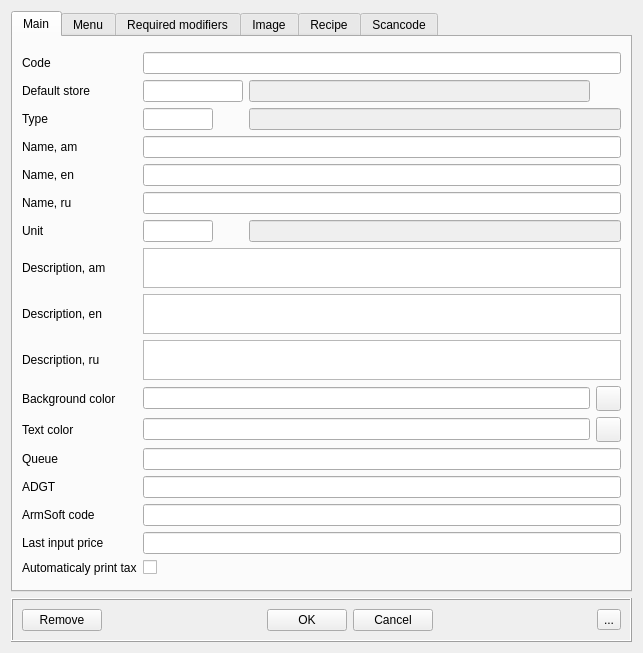
End1-1/Resort-2, file RowEditor/rerestdish.ui: the form before one commit.
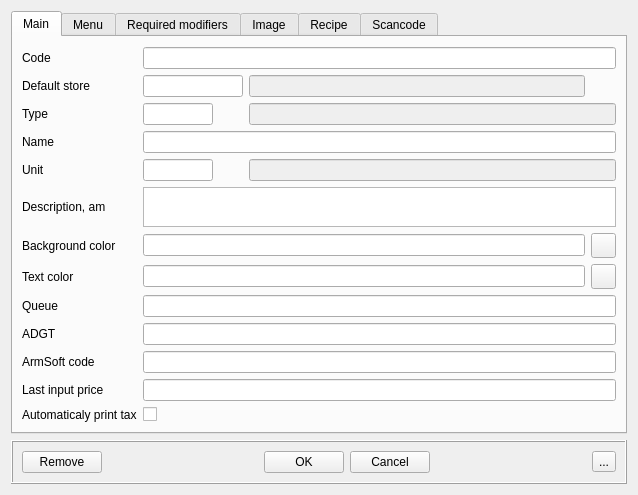
The form after the commit. Icons and pictures are not drawn. Custom widgets are drawn as their Qt base class.

```diff
--- a/RowEditor/rerestdish.ui
+++ b/RowEditor/rerestdish.ui
@@ -6,8 +6,8 @@
    <rect>
     <x>0</x>
     <y>0</y>
-    <width>643</width>
-    <height>653</height>
+    <width>638</width>
+    <height>471</height>
    </rect>
   </property>
   <property name="windowTitle">
@@ -26,55 +26,40 @@
       <layout class="QVBoxLayout" name="verticalLayout_2">
        <item>
         <layout class="QGridLayout" name="gridLayout">
-         <item row="1" column="2">
-          <widget class="EQLineEdit" name="leDefStoreName">
-           <property name="enabled">
-            <bool>false</bool>
+         <item row="5" column="1" colspan="3">
+          <widget class="EQTextEdit" name="teAm">
+           <property name="maximumSize">
+            <size>
+             <width>16777215</width>
+             <height>40</height>
+            </size>
            </property>
-          </widget>
-         </item>
-         <item row="3" column="0">
-          <widget class="QLabel" name="label_4">
-           <property name="text">
-            <string>Name, am</string>
+           <property name="Field" stdset="0">
+            <string>f_text_en</string>
            </property>
           </widget>
          </item>
-         <item row="2" column="0">
-          <widget class="QLabel" name="label_3">
-           <property name="text">
-            <string>Type</string>
+         <item row="8" column="1" colspan="3">
+          <widget class="EQLineEdit" name="leQueue">
+           <property name="Field" stdset="0">
+            <string>f_queue</string>
            </property>
           </widget>
          </item>
-         <item row="0" column="0">
-          <widget class="QLabel" name="label">
-           <property name="text">
-            <string>Code</string>
+         <item row="3" column="1" colspan="3">
+          <widget class="EQLineEdit" name="leNameAm">
+           <property name="Field" stdset="0">
+            <string>f_en</string>
            </property>
           </widget>
          </item>
-         <item row="11" column="0">
-          <widget class="QLabel" name="label_11">
-           <property name="text">
-            <string>Text color</string>
-           </property>
-          </widget>
-         </item>
-         <item row="12" column="0">
+         <item row="8" column="0">
           <widget class="QLabel" name="label_12">
            <property name="text">
             <string>Queue</string>
            </property>
           </widget>
          </item>
-         <item row="9" column="0">
-          <widget class="QLabel" name="label_9">
-           <property name="text">
-            <string>Description, ru</string>
-           </property>
-          </widget>
-         </item>
          <item row="2" column="2" colspan="2">
           <widget class="EQLineEdit" name="leTypeName">
            <property name="enabled">
@@ -88,6 +73,53 @@
            </property>
           </widget>
          </item>
+         <item row="7" column="3">
+          <widget class="QPushButton" name="btnTextColor">
+           <property name="minimumSize">
+            <size>
+             <width>25</width>
+             <height>25</height>
+            </size>
+           </property>
+           <property name="maximumSize">
+            <size>
+             <width>25</width>
+             <height>25</height>
+            </size>
+           </property>
+           <property name="focusPolicy">
+            <enum>Qt::NoFocus</enum>
+           </property>
+           <property name="text">
+            <string/>
+           </property>
+           <property name="icon">
+            <iconset resource="../Resort/res.qrc">
+             <normaloff>:/images/selection.png</normaloff>:/images/selection.png</iconset>
+           </property>
+          </widget>
+         </item>
+         <item row="1" column="0">
+          <widget class="QLabel" name="label_18">
+           <property name="text">
+            <string>Default store</string>
+           </property>
+          </widget>
+         </item>
+         <item row="2" column="0">
+          <widget class="QLabel" name="label_3">
+           <property name="text">
+            <string>Type</string>
+           </property>
+          </widget>
+         </item>
+         <item row="4" column="2" colspan="2">
+          <widget class="EQLineEdit" name="leUnitName">
+           <property name="enabled">
+            <bool>false</bool>
+           </property>
+          </widget>
+         </item>
          <item row="0" column="1" colspan="3">
           <widget class="EQLineEdit" name="leCode">
            <property name="focusPolicy">
@@ -104,135 +136,54 @@
            </property>
           </widget>
          </item>
-         <item row="10" column="0">
+         <item row="7" column="0">
+          <widget class="QLabel" name="label_11">
+           <property name="text">
+            <string>Text color</string>
+           </property>
+          </widget>
+         </item>
+         <item row="6" column="3">
+          <widget class="QPushButton" name="btnBgColor">
+           <property name="minimumSize">
+            <size>
+             <width>25</width>
+             <height>25</height>
+            </size>
+           </property>
+           <property name="maximumSize">
+            <size>
+             <width>25</width>
+             <height>25</height>
+            </size>
+           </property>
+           <property name="focusPolicy">
+            <enum>Qt::NoFocus</enum>
+           </property>
+           <property name="text">
+            <string/>
+           </property>
+           <property name="icon">
+            <iconset resource="../Resort/res.qrc">
+             <normaloff>:/images/selection.png</normaloff>:/images/selection.png</iconset>
+           </property>
+          </widget>
+         </item>
+         <item row="6" column="0">
           <widget class="QLabel" name="label_10">
            <property name="text">
             <string>Background color</string>
            </property>
           </widget>
          </item>
-         <item row="8" column="0">
-          <widget class="QLabel" name="label_8">
-           <property name="text">
-            <string>Description, en</string>
-           </property>
-          </widget>
-         </item>
-         <item row="4" column="1" colspan="3">
-          <widget class="EQLineEdit" name="leNameEn">
-           <property name="Field" stdset="0">
-            <string>f_en</string>
-           </property>
-          </widget>
-         </item>
-         <item row="10" column="3">
-          <widget class="QPushButton" name="btnBgColor">
-           <property name="minimumSize">
-            <size>
-             <width>25</width>
-             <height>25</height>
-            </size>
-           </property>
-           <property name="maximumSize">
-            <size>
-             <width>25</width>
-             <height>25</height>
-            </size>
-           </property>
-           <property name="focusPolicy">
-            <enum>Qt::NoFocus</enum>
-           </property>
-           <property name="text">
-            <string/>
-           </property>
-           <property name="icon">
-            <iconset resource="../Resort/res.qrc">
-             <normaloff>:/images/selection.png</normaloff>:/images/selection.png</iconset>
-           </property>
-          </widget>
-         </item>
-         <item row="11" column="3">
-          <widget class="QPushButton" name="btnTextColor">
-           <property name="minimumSize">
-            <size>
-             <width>25</width>
-             <height>25</height>
-            </size>
-           </property>
-           <property name="maximumSize">
-            <size>
-             <width>25</width>
-             <height>25</height>
-            </size>
-           </property>
-           <property name="focusPolicy">
-            <enum>Qt::NoFocus</enum>
-           </property>
-           <property name="text">
-            <string/>
-           </property>
-           <property name="icon">
-            <iconset resource="../Resort/res.qrc">
-             <normaloff>:/images/selection.png</normaloff>:/images/selection.png</iconset>
-           </property>
-          </widget>
-         </item>
-         <item row="3" column="1" colspan="3">
-          <widget class="EQLineEdit" name="leNameAm">
-           <property name="Field" stdset="0">
-            <string>f_am</string>
-           </property>
-          </widget>
-         </item>
-         <item row="11" column="1" colspan="2">
-          <widget class="EColorLineEdit" name="leTextColor">
-           <property name="readOnly">
-            <bool>true</bool>
-           </property>
-           <property name="Field" stdset="0">
-            <string>f_textColor</string>
-           </property>
-          </widget>
-         </item>
-         <item row="16" column="1">
-          <widget class="QCheckBox" name="chAutoPrintTax">
-           <property name="text">
-            <string/>
-           </property>
-          </widget>
-         </item>
-         <item row="5" column="1" colspan="3">
-          <widget class="EQLineEdit" name="leNameRu">
-           <property name="Field" stdset="0">
-            <string>f_ru</string>
-           </property>
-          </widget>
-         </item>
-         <item row="16" column="0">
-          <widget class="QLabel" name="label_16">
-           <property name="text">
-            <string>Automaticaly print tax</string>
-           </property>
-          </widget>
-         </item>
-         <item row="10" column="1" colspan="2">
-          <widget class="EColorLineEdit" name="leBgColor">
-           <property name="readOnly">
-            <bool>true</bool>
-           </property>
-           <property name="Field" stdset="0">
-            <string>f_bgColor</string>
-           </property>
-          </widget>
-         </item>
          <item row="5" column="0">
-          <widget class="QLabel" name="label_6">
+          <widget class="QLabel" name="label_7">
            <property name="text">
-            <string>Name, ru</string>
+            <string>Description, am</string>
            </property>
           </widget>
          </item>
-         <item row="6" column="1">
+         <item row="4" column="1">
           <widget class="EQLineEdit" name="leUnitCode">
            <property name="maximumSize">
             <size>
@@ -242,97 +193,20 @@
            </property>
           </widget>
          </item>
-         <item row="6" column="2" colspan="2">
-          <widget class="EQLineEdit" name="leUnitName">
-           <property name="enabled">
-            <bool>false</bool>
-           </property>
-          </widget>
-         </item>
-         <item row="6" column="0">
+         <item row="4" column="0">
           <widget class="QLabel" name="label_17">
            <property name="text">
             <string>Unit</string>
            </property>
           </widget>
          </item>
-         <item row="7" column="0">
-          <widget class="QLabel" name="label_7">
+         <item row="0" column="0">
+          <widget class="QLabel" name="label">
            <property name="text">
-            <string>Description, am</string>
+            <string>Code</string>
            </property>
           </widget>
          </item>
-         <item row="12" column="1" colspan="3">
-          <widget class="EQLineEdit" name="leQueue">
-           <property name="Field" stdset="0">
-            <string>f_queue</string>
-           </property>
-          </widget>
-         </item>
-         <item row="7" column="1" colspan="3">
-          <widget class="EQTextEdit" name="teAm">
-           <property name="maximumSize">
-            <size>
-             <width>16777215</width>
-             <height>40</height>
-            </size>
-           </property>
-           <property name="Field" stdset="0">
-            <string>f_text_am</string>
-           </property>
-          </widget>
-         </item>
-         <item row="8" column="1" colspan="3">
-          <widget class="EQTextEdit" name="teEn">
-           <property name="maximumSize">
-            <size>
-             <width>16777215</width>
-             <height>40</height>
-            </size>
-           </property>
-           <property name="Field" stdset="0">
-            <string>f_text_en</string>
-           </property>
-          </widget>
-         </item>
-         <item row="14" column="0">
-          <widget class="QLabel" name="label_14">
-           <property name="text">
-            <string>ArmSoft code</string>
-           </property>
-          </widget>
-         </item>
-         <item row="13" column="0">
-          <widget class="QLabel" name="label_13">
-           <property name="text">
-            <string>ADGT</string>
-           </property>
-          </widget>
-         </item>
-         <item row="9" column="1" colspan="3">
-          <widget class="EQTextEdit" name="teRu">
-           <property name="maximumSize">
-            <size>
-             <width>16777215</width>
-             <height>40</height>
-            </size>
-           </property>
-           <property name="Field" stdset="0">
-            <string>f_text_ru</string>
-           </property>
-          </widget>
-         </item>
-         <item row="14" column="1" colspan="3">
-          <widget class="EQLineEdit" name="leArmSoft">
-           <property name="Field" stdset="0">
-            <string>f_as</string>
-           </property>
-          </widget>
-         </item>
-         <item row="15" column="1" colspan="3">
-          <widget class="EQLineEdit" name="leLastPrice"/>
-         </item>
          <item row="2" column="1">
           <widget class="EQLineEdit" name="leTypeCode">
            <property name="maximumSize">
@@ -349,31 +223,48 @@
            </property>
           </widget>
          </item>
-         <item row="13" column="1" colspan="3">
+         <item row="12" column="0">
+          <widget class="QLabel" name="label_16">
+           <property name="text">
+            <string>Automaticaly print tax</string>
+           </property>
+          </widget>
+         </item>
+         <item row="12" column="1">
+          <widget class="QCheckBox" name="chAutoPrintTax">
+           <property name="text">
+            <string/>
+           </property>
+          </widget>
+         </item>
+         <item row="9" column="1" colspan="3">
           <widget class="EQLineEdit" name="leADGT">
            <property name="Field" stdset="0">
             <string>f_adgt</string>
            </property>
           </widget>
          </item>
-         <item row="15" column="0">
-          <widget class="QLabel" name="label_15">
-           <property name="text">
-            <string>Last input price</string>
+         <item row="6" column="1" colspan="2">
+          <widget class="EColorLineEdit" name="leBgColor">
+           <property name="readOnly">
+            <bool>true</bool>
            </property>
+           <property name="Field" stdset="0">
+            <string>f_bgColor</string>
+           </property>
           </widget>
          </item>
-         <item row="4" column="0">
-          <widget class="QLabel" name="label_5">
+         <item row="9" column="0">
+          <widget class="QLabel" name="label_13">
            <property name="text">
-            <string>Name, en</string>
+            <string>ADGT</string>
            </property>
           </widget>
          </item>
-         <item row="1" column="0">
-          <widget class="QLabel" name="label_18">
-           <property name="text">
-            <string>Default store</string>
+         <item row="10" column="1" colspan="3">
+          <widget class="EQLineEdit" name="leArmSoft">
+           <property name="Field" stdset="0">
+            <string>f_as</string>
            </property>
           </widget>
          </item>
@@ -387,6 +278,47 @@
            </property>
           </widget>
          </item>
+         <item row="3" column="0">
+          <widget class="QLabel" name="label_4">
+           <property name="text">
+            <string>Name</string>
+           </property>
+          </widget>
+         </item>
+         <item row="7" column="1" colspan="2">
+          <widget class="EColorLineEdit" name="leTextColor">
+           <property name="readOnly">
+            <bool>true</bool>
+           </property>
+           <property name="Field" stdset="0">
+            <string>f_textColor</string>
+           </property>
+          </widget>
+         </item>
+         <item row="11" column="0">
+          <widget class="QLabel" name="label_15">
+           <property name="text">
+            <string>Last input price</string>
+           </property>
+          </widget>
+         </item>
+         <item row="10" column="0">
+          <widget class="QLabel" name="label_14">
+           <property name="text">
+            <string>ArmSoft code</string>
+           </property>
+          </widget>
+         </item>
+         <item row="11" column="1" colspan="3">
+          <widget class="EQLineEdit" name="leLastPrice"/>
+         </item>
+         <item row="1" column="2">
+          <widget class="EQLineEdit" name="leDefStoreName">
+           <property name="enabled">
+            <bool>false</bool>
+           </property>
+          </widget>
+         </item>
         </layout>
        </item>
       </layout>
```
Left out of the diff: 4 changed lines with no effect on the pictures.
